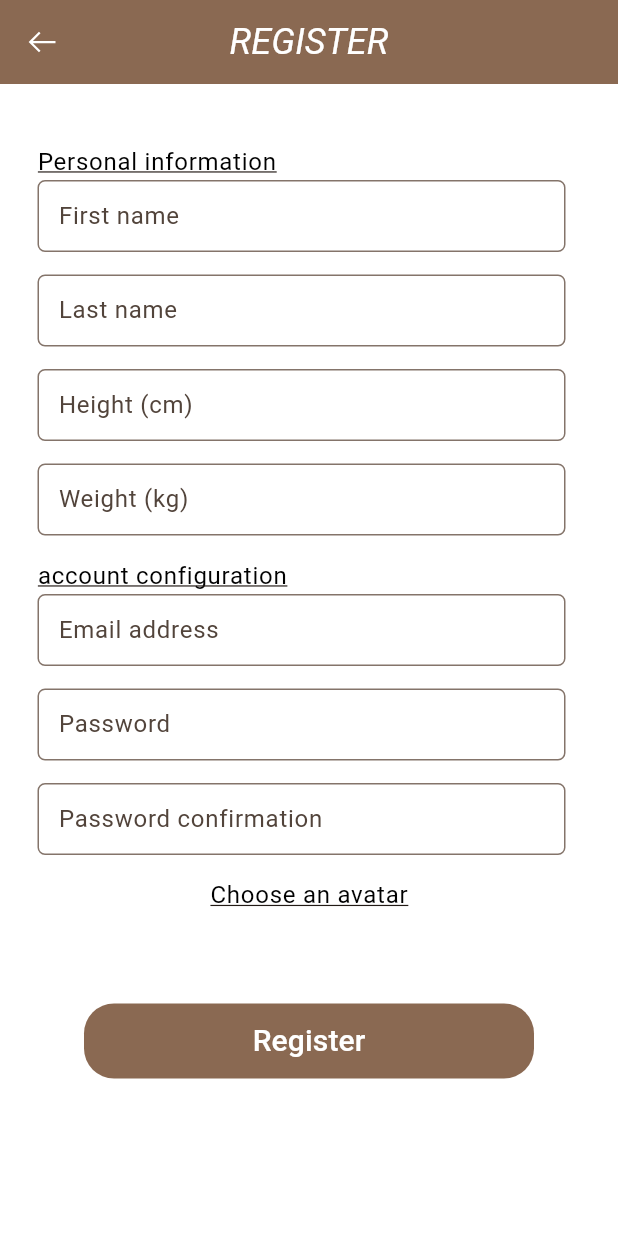
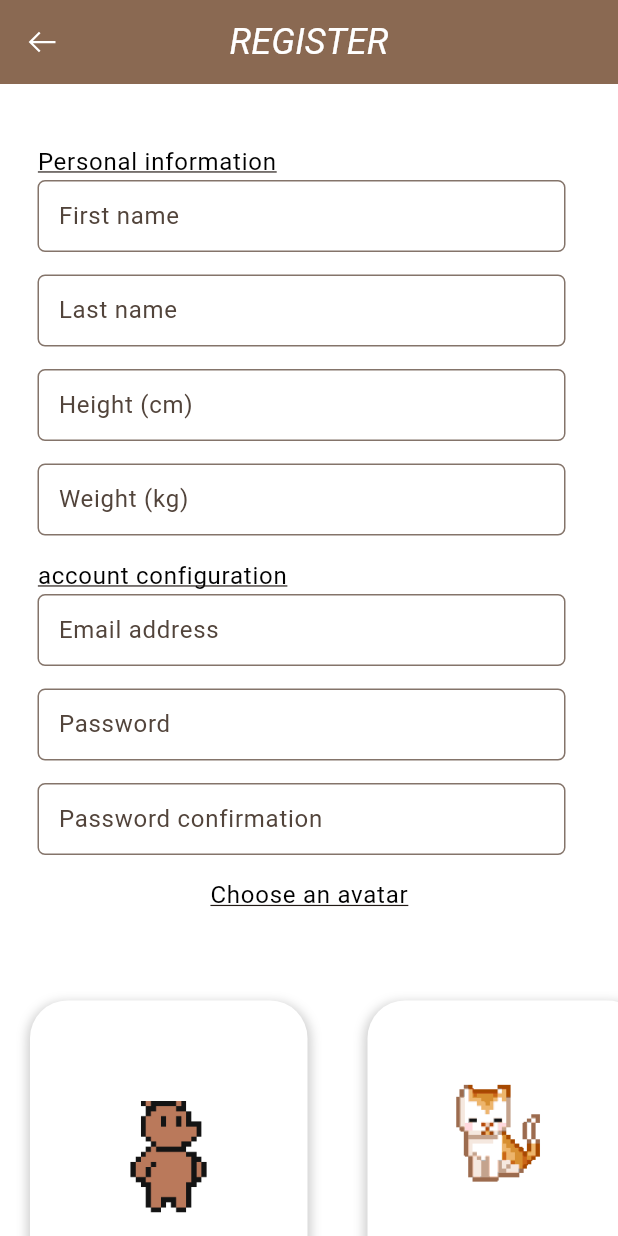
Before and after one commit to Hackathon2024v2/frontend, a Flutter app: the Register screen opened directly, on a phone screen of 412 x 824 dp. Run offline on Flutter 3.47's test engine with Material 3 defaults, Android fonts, the phone set to English and light mode, and no system bars; our stand-ins replace get, iconsax, line_awesome_flutter, smooth_page_indicator, supabase_flutter; accounts and stored records are empty.

Commit message:
add register with avatoars + sign up done  commit

```diff
--- a/lib/pages/register.dart
+++ b/lib/pages/register.dart
@@ -1,4 +1,5 @@
 import 'package:flutter/material.dart';
+import 'package:flutter_application_2/widgets/avatar_card_widget.dart';
 import 'package:line_awesome_flutter/line_awesome_flutter.dart';
 import 'package:supabase_flutter/supabase_flutter.dart';
 
@@ -6,6 +7,15 @@ import '../main.dart';
 import '../validators/validators.dart';
 import '../widgets/button_widget.dart';
 import '../widgets/input_widget.dart';
+
+final listAvatars = [
+  'assets/animals/bear.gif',
+  'assets/animals/cat.gif',
+  'assets/animals/lion.gif',
+  'assets/animals/monkey.gif',
+  'assets/animals/whale.gif',
+  'assets/animals/wolf.webp',
+];
 
 class Register extends StatefulWidget {
   const Register({super.key});
@@ -18,6 +28,9 @@ class _RegisterState extends State<Register> {
   final supabase = Supabase.instance.client;
   final _formKey = GlobalKey<FormState>();
   bool _isLoading = false;
+
+  String chosenPath = "";
+  bool isTapped = false;
 
   final TextEditingController _emailController = TextEditingController();
   final TextEditingController _passwordController = TextEditingController();
@@ -187,7 +200,25 @@ class _RegisterState extends State<Register> {
               ),
             ),
 
-            const SizedBox(height: 60),
+            const SizedBox(height: 50),
+            SingleChildScrollView(
+              scrollDirection: Axis.horizontal, // Enable horizontal scrolling
+              child: Row(
+                children: List.generate(
+                  listAvatars.length, // Number of buttons
+                      (index) => Padding(
+                    padding: const EdgeInsets.symmetric(horizontal: 8), // Spacing between buttons
+                    child: CardButton(
+                      imagePath: listAvatars[index],
+                      chosenImagePath: chosenPath,
+                      onImagePathChanged: updateChosenImagePath,
+                    ),
+                  ),
+                ),
+              ),
+            ),
+
+             const SizedBox(height: 60),
             Container(
               alignment: FractionalOffset.bottomCenter,
               child: buttonStyle(
@@ -204,6 +235,14 @@ class _RegisterState extends State<Register> {
       )
     );
   }
+
+  void updateChosenImagePath(String newPath) {
+    setState(() {
+      isTapped = !isTapped;
+      chosenPath = newPath; // Update the chosen image path
+    });
+  }
+
 
   @override
   void dispose() {
@@ -232,8 +271,11 @@ class _RegisterState extends State<Register> {
           email: email,
           password: password,
           data: {
-            'first_name': firstName,
-            'last_name': lastName,
+            'first_name': firstName[0].toUpperCase() + firstName.substring(1),
+            'last_name': lastName[0].toUpperCase() + lastName.substring(1),
+            'height': double.parse(_heightController.text),
+            'weight': double.parse(_weightController.text),
+            'avatar': chosenPath.split('/')[2].split('.')[0],
           },
         );
 
@@ -241,7 +283,7 @@ class _RegisterState extends State<Register> {
           if (mounted) {
             ScaffoldMessenger.of(context).showSnackBar(
               SnackBar(
-                content: Text("Registration successful! Welcome, ${response.user!.email}"),
+                content: Text("Registration successful! Welcome, ${response.user!.userMetadata?['first_name']}"),
               ),
             );
           }
@@ -265,5 +307,4 @@ class _RegisterState extends State<Register> {
       );
     }
   }
-
 }
--- a/lib/widgets/avatar_card_widget.dart
+++ b/lib/widgets/avatar_card_widget.dart
@@ -0,0 +1,48 @@
+import 'package:flutter/material.dart';
+
+class CardButton extends StatelessWidget {
+  final String imagePath;
+  final String chosenImagePath;
+  final Function(String) onImagePathChanged; // Callback function to update image path
+
+  const CardButton({
+    super.key,
+    required this.imagePath,
+    required this.chosenImagePath,
+    required this.onImagePathChanged
+  });
+
+  @override
+  Widget build(BuildContext context) {
+    return TextButton(
+      onPressed: () {
+          onImagePathChanged(imagePath); // Call the callback to update the image path in the parent
+      },
+      child: Container(
+        width: 185,
+        height: 185,
+        decoration: BoxDecoration(
+          color: imagePath == chosenImagePath ? Colors.red : Colors.white, // Change color based on isTapped
+          borderRadius: BorderRadius.circular(25),
+          boxShadow: [
+            BoxShadow(
+              color: Colors.grey.withOpacity(0.5), // Default shadow color
+              spreadRadius: 2,
+              blurRadius: 5,
+              offset: const Offset(0, 3), // Offset for shadow
+            ),
+          ],
+        ),
+        padding: const EdgeInsets.all(16),
+        child: Center(
+          child: Image.asset(
+            imagePath, // Replace with your image asset path
+            fit: BoxFit.cover,
+            width: 145,
+            height: 145,
+          ),
+        )
+      ),
+    );
+  }
+}
--- a/pubspec.yaml
+++ b/pubspec.yaml
@@ -42,6 +42,7 @@ dependencies:
   flutter_native_splash: ^2.4.3
   smooth_page_indicator: ^1.2.0
   get: ^4.6.6
+  carousel_slider: ^5.0.0
 
 dev_dependencies:
   flutter_test:
@@ -61,6 +62,7 @@ dev_dependencies:
 flutter:
   assets:
     - assets/icons/
+    - assets/animals/
 
   # The following line ensures that the Material Icons font is
   # included with your application, so that you can use the icons in
```
Also changed, not shown: assets/animals/bear.gif, assets/animals/whale.gif (added), pubspec.lock.
